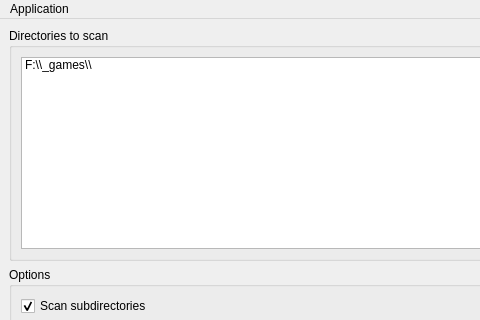
This is OpenFileOrganizer.ui in robertpel83/FileOrganizer as Qt 5 draws it before an edit; both pictures show x 0 to 480 and y 0 to 320 of the 1066 by 949 pixel window. The edited form follows.
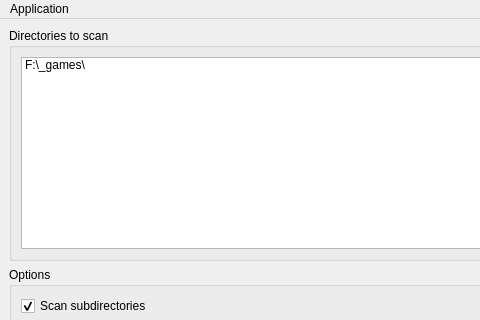
This is the edited form.

Commit message: working on fixing path slashes

```diff
--- a/OpenFileOrganizer.ui
+++ b/OpenFileOrganizer.ui
@@ -41,7 +41,7 @@
              </property>
              <item>
               <property name="text">
-               <string>F:\\_games\\</string>
+               <string>F:\_games\</string>
               </property>
              </item>
             </widget>
```
The commit also changes 1 other file.
